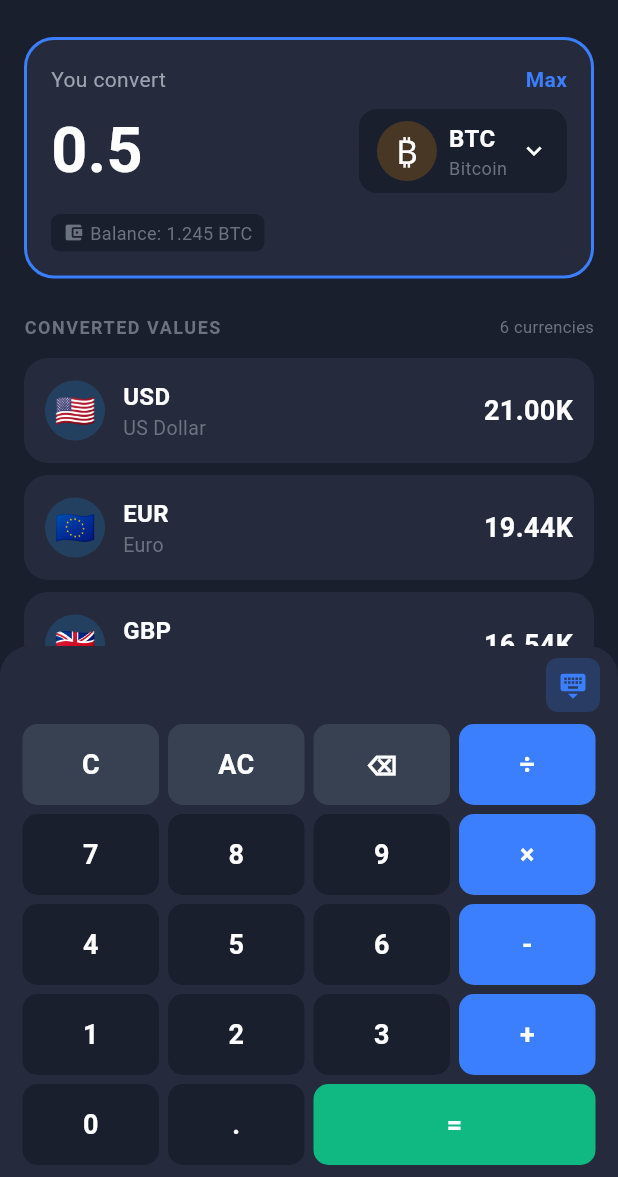
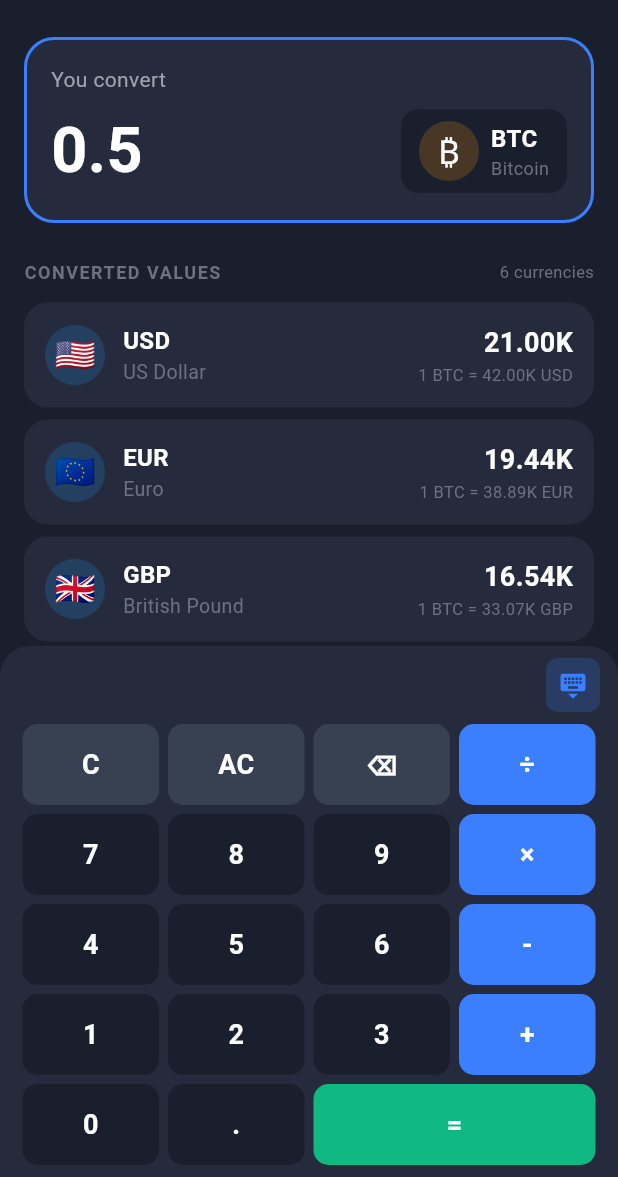
Before and after one commit to Ionitas/cryptocurrencyconverter, a Flutter app: the screen it shows after launch, on a phone screen of 412 x 824 dp, the part 59-1236 px from its top. Run offline on Flutter 3.47's test engine with Material 3 defaults, Android fonts, the phone set to English and light mode, and no system bars; our stand-ins replace get_it, shared_preferences; missing offline and left inert: window_manager; network calls fail.

Commit message:
Update converter_screen.dart

```diff
--- a/lib/presentation/screens/converter_screen.dart
+++ b/lib/presentation/screens/converter_screen.dart
@@ -220,30 +220,9 @@
       child: Column(
         crossAxisAlignment: CrossAxisAlignment.start,
         children: [
-          Row(
-            mainAxisAlignment: MainAxisAlignment.spaceBetween,
-            children: [
           const Text(
             'You convert',
             style: TextStyle(color: Color(0xFF9CA3AF), fontSize: 14),
-              ),
-              GestureDetector(
-                onTap: () {
-                  setState(() {
-                    _displayValue = '1.245';
-                    _currentAmount = 1.245;
-                  });
-                },
-                child: const Text(
-                  'Max',
-                  style: TextStyle(
-                    color: Color(0xFF3B7FFF),
-                    fontSize: 14,
-                    fontWeight: FontWeight.w600,
-                  ),
-                ),
-              ),
-            ],
           ),
           const SizedBox(height: 8),
           Row(
@@ -264,9 +243,7 @@
                 ),
               ),
               const SizedBox(width: 12),
-              GestureDetector(
-                onTap: _showCurrencyPicker,
-                child: Container(
+              Container(
                 padding:
                     const EdgeInsets.symmetric(horizontal: 12, vertical: 8),
                 decoration: BoxDecoration(
@@ -296,36 +273,6 @@
                           ),
                         ),
                       ],
-                      ),
-                      const SizedBox(width: 8),
-                      const Icon(
-                        Icons.keyboard_arrow_down,
-                        color: Colors.white,
-                        size: 20,
-                      ),
-                    ],
-                  ),
-                ),
-              ),
-            ],
-          ),
-          const SizedBox(height: 12),
-          Row(
-            children: [
-              Container(
-                padding: const EdgeInsets.symmetric(horizontal: 8, vertical: 4),
-                decoration: BoxDecoration(
-                  color: const Color(0xFF1A1F2E),
-                  borderRadius: BorderRadius.circular(6),
-                ),
-                child: const Row(
-                  children: [
-                    Icon(Icons.account_balance_wallet,
-                        size: 14, color: Color(0xFF6B7280)),
-                    SizedBox(width: 4),
-                    Text(
-                      'Balance: 1.245 BTC',
-                      style: TextStyle(color: Color(0xFF6B7280), fontSize: 12),
                     ),
                   ],
                 ),
@@ -369,6 +316,13 @@
       currency,
     );
 
+    // Calculate exchange rate: 1 unit of selected currency = X units of target currency
+    final exchangeRate = _repository.convert(
+      1.0,
+      _selectedCurrency!,
+      currency,
+    );
+
     return Dismissible(
       key: Key(currency.symbol),
       direction: DismissDirection.endToStart,
@@ -395,6 +349,25 @@
         alignment: Alignment.centerRight,
         child: const Icon(Icons.delete, color: Colors.white),
       ),
+      child: GestureDetector(
+        onTap: () {
+          setState(() {
+            // Add current main currency to display list
+            _displayCurrencySymbols.add(_selectedCurrency!.symbol);
+            // Remove the tapped currency from display list
+            _displayCurrencySymbols.remove(currency.symbol);
+            // Set the tapped currency as main
+            _selectedCurrency = currency;
+            _updateDisplayCurrencies();
+          });
+          ScaffoldMessenger.of(context).showSnackBar(
+            SnackBar(
+              content: Text('${currency.symbol} is now the main currency'),
+              backgroundColor: const Color(0xFF3B7FFF),
+              duration: const Duration(seconds: 1),
+            ),
+          );
+        },
         child: Container(
           margin: const EdgeInsets.only(bottom: 8),
           padding: const EdgeInsets.all(14),
@@ -439,34 +412,17 @@
                       fontWeight: FontWeight.bold,
                     ),
                   ),
-                if (currency.changePercent24h != 0)
-                  Row(
-                    children: [
-                      Icon(
-                        currency.changePercent24h > 0
-                            ? Icons.trending_up
-                            : Icons.trending_down,
-                        size: 14,
-                        color: currency.changePercent24h > 0
-                            ? Colors.green
-                            : Colors.red,
-                      ),
-                      const SizedBox(width: 4),
                   Text(
-                        '${currency.changePercent24h.abs().toStringAsFixed(1)}%',
-                        style: TextStyle(
-                          color: currency.changePercent24h > 0
-                              ? Colors.green
-                              : Colors.red,
-                          fontSize: 12,
-                          fontWeight: FontWeight.w600,
+                    '1 ${_selectedCurrency!.symbol} = ${_formatAmount(exchangeRate)} ${currency.symbol}',
+                    style: const TextStyle(
+                      color: Color(0xFF6B7280),
+                      fontSize: 11,
                     ),
                   ),
                 ],
               ),
             ],
           ),
-          ],
         ),
       ),
     );
@@ -957,86 +913,6 @@
     return result;
   }
 
-  void _showCurrencyPicker() {
-    showModalBottomSheet(
-      context: context,
-      backgroundColor: const Color(0xFF252B3D),
-      shape: const RoundedRectangleBorder(
-        borderRadius: BorderRadius.vertical(top: Radius.circular(20)),
-      ),
-      builder: (BuildContext modalContext) => Container(
-        padding: const EdgeInsets.all(16),
-        height: MediaQuery.of(modalContext).size.height * 0.7,
-        child: Column(
-          children: [
-            const Text(
-              'Select Currency',
-              style: TextStyle(
-                color: Colors.white,
-                fontSize: 20,
-                fontWeight: FontWeight.bold,
-              ),
-            ),
-            const SizedBox(height: 16),
-            Expanded(
-              child: ListView.builder(
-                itemCount: _allCurrencies.length,
-                itemBuilder: (context, index) {
-                  final currency = _allCurrencies[index];
-                  return ListTile(
-                    leading: _buildCurrencyIcon(currency),
-                    title: Text(
-                      currency.name,
-                      style: const TextStyle(color: Colors.white),
-                    ),
-                    subtitle: Text(
-                      currency.symbol,
-                      style: const TextStyle(color: Color(0xFF6B7280)),
-                    ),
-                    trailing: currency.isCrypto
-                        ? Container(
-                            padding: const EdgeInsets.symmetric(
-                                horizontal: 8, vertical: 4),
-                            decoration: BoxDecoration(
-                              color: Colors.blue.withOpacity(0.2),
-                              borderRadius: BorderRadius.circular(8),
-                            ),
-                            child: const Text(
-                              'Crypto',
-                              style:
-                                  TextStyle(color: Colors.blue, fontSize: 10),
-                            ),
-                          )
-                        : Container(
-                            padding: const EdgeInsets.symmetric(
-                                horizontal: 8, vertical: 4),
-                            decoration: BoxDecoration(
-                              color: Colors.green.withOpacity(0.2),
-                              borderRadius: BorderRadius.circular(8),
-                            ),
-                            child: const Text(
-                              'Fiat',
-                              style:
-                                  TextStyle(color: Colors.green, fontSize: 10),
-                            ),
-                          ),
-                    onTap: () {
-                      setState(() {
-                        _selectedCurrency = currency;
-                        _updateDisplayCurrencies();
-                      });
-                      Navigator.pop(modalContext);
-                    },
-                  );
-                },
-              ),
-            ),
-          ],
-        ),
-      ),
-    );
-  }
-
   void _showSettings() async {
     final lastUpdate = await _repository.getLastUpdateTime();
     final nextUpdate = _repository.getNextUpdateTime();
```
Lines whose indentation alone changed are shown as unchanged.
